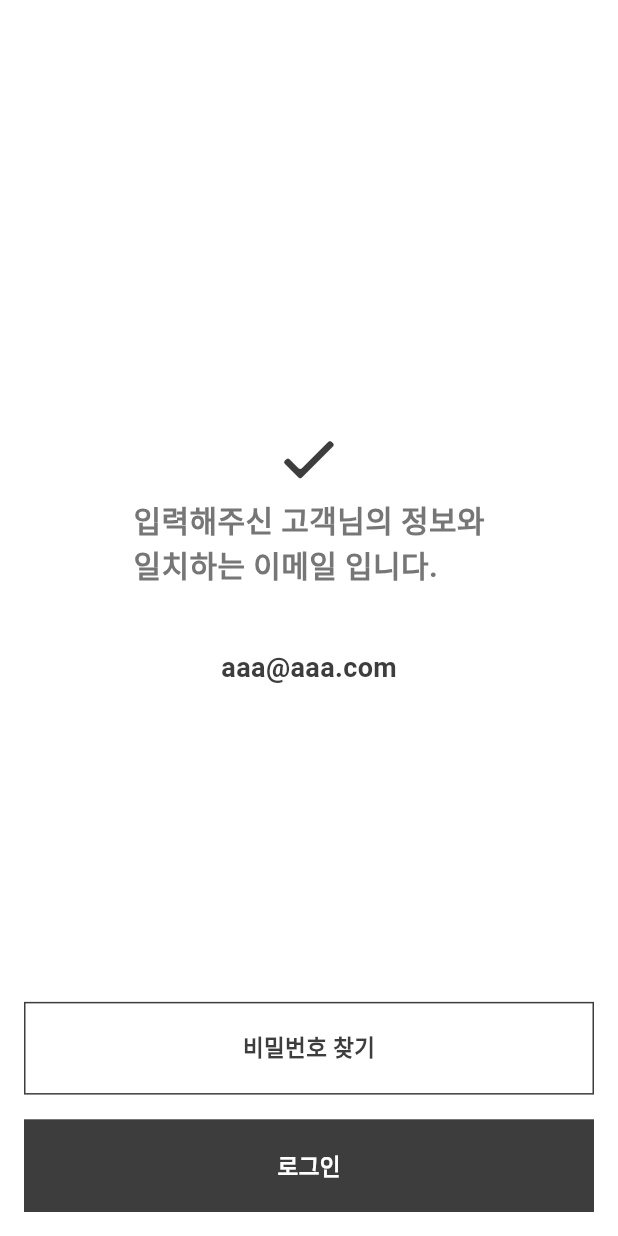
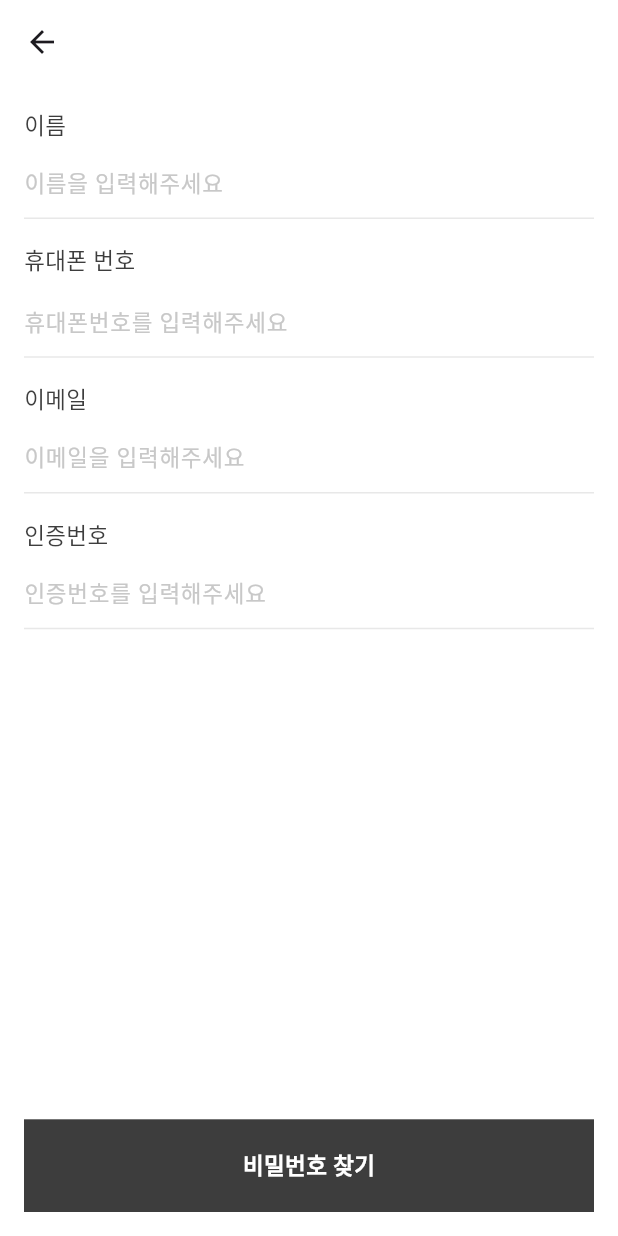
Before and after one commit to GodBongJune/Department-publish, a Flutter app: the FindEmailPageSuccess screen opened directly, after a tap on "비밀번호 찾기", on a phone screen of 412 x 824 dp. Run offline on Flutter 3.47's test engine with Material 3 defaults, Android fonts, the light colour scheme and no system bars; our stand-ins replace animated_splash_screen, flutter_riverpod, flutter_svg, logger, package_info_plus.

Commit message:
비밀번호 찾기&변경 페이지 완료

```diff
--- a/lib/core/constant/move.dart
+++ b/lib/core/constant/move.dart
@@ -1,14 +1,28 @@
+import 'package:department/pages/auth_and_find/find_password_page/find_password_page.dart';
+import 'package:department/pages/auth_and_find/find_password_page/find_password_page_widget/find_password_change_page.dart';
 import 'package:department/pages/auth_and_find/join_page/join_page_widgets/joIn_page_formfield.dart';
 import 'package:flutter/material.dart';
 
 class Move {
   //회원가입 정보입력 페이지
   static String joinPageFormfield = "/joinPageFormField";
+
+  //비밀번호 찾기 페이지
+  static String findPassword = "/findPassword";
+
+  //비밀번호 찾기&변경 페이지
+  static String findPasswordChange = "/findPasswordChange";
 }
 
 Map<String, Widget Function(BuildContext)> getRouters() {
   return {
     //회원가입 정보입력 페이지
     Move.joinPageFormfield: (context) => JoinPageFormfield(),
+
+    //비밀번호 찾기 페이지
+    Move.findPassword: (context) => FindPasswordPage(),
+
+    //비밀번호 찾기&변경 페이지
+    Move.findPasswordChange: (context) => FindPasswordChangePage(),
   };
 }
--- /dev/null
+++ b/lib/pages/auth_and_find/find_password_page/find_password_page.dart
@@ -0,0 +1,14 @@
+import 'package:department/pages/auth_and_find/find_password_page/find_password_page_widget/find_password_page_body.dart';
+import 'package:flutter/material.dart';
+
+class FindPasswordPage extends StatelessWidget {
+  const FindPasswordPage({super.key});
+
+  @override
+  Widget build(BuildContext context) {
+    return Scaffold(
+      appBar: AppBar(),
+      body: FindPasswordPageBody(),
+    );
+  }
+}
--- /dev/null
+++ b/lib/pages/auth_and_find/find_password_page/find_password_page_widget/find_password_page_body.dart
@@ -0,0 +1,121 @@
+import 'package:department/core/constant/color_and_size.dart';
+import 'package:department/core/constant/custom_util.dart';
+import 'package:department/core/constant/move.dart';
+import 'package:flutter/material.dart';
+
+class FindPasswordPageBody extends StatelessWidget {
+  const FindPasswordPageBody({super.key});
+
+  @override
+  Widget build(BuildContext context) {
+    return Padding(
+      padding: const EdgeInsets.all(16.0),
+      child: CustomScrollView(
+        slivers: [
+          SliverFillRemaining(
+            hasScrollBody: false,
+            child: Column(
+              children: [
+                //이름
+                Column(
+                  crossAxisAlignment: CrossAxisAlignment.start,
+                  children: [
+                    Text(
+                      "이름",
+                      style: TextStyle(
+                        color: k3DColor,
+                        fontSize: size15,
+                      ),
+                    ),
+                    SizedBox(height: 5),
+                    customTextFormField(
+                      context: context,
+                      hintText: "이름을 입력해주세요",
+                      obscureText: false,
+                    ),
+                  ],
+                ),
+                SizedBox(height: MediaQuery.of(context).size.height * 0.02),
+                //휴대폰
+                Column(
+                  crossAxisAlignment: CrossAxisAlignment.start,
+                  children: [
+                    Text(
+                      "휴대폰 번호",
+                      style: TextStyle(
+                        color: k3DColor,
+                        fontSize: size15,
+                      ),
+                    ),
+                    SizedBox(height: 5),
+                    customTextFormField(
+                      context: context,
+                      hintText: "휴대폰번호를 입력해주세요",
+                      obscureText: false,
+                      number: true,
+                    ),
+                  ],
+                ),
+                SizedBox(height: MediaQuery.of(context).size.height * 0.02),
+                //이메일
+                Column(
+                  crossAxisAlignment: CrossAxisAlignment.start,
+                  children: [
+                    Text(
+                      "이메일",
+                      style: TextStyle(
+                        color: k3DColor,
+                        fontSize: size15,
+                      ),
+                    ),
+                    SizedBox(height: 5),
+                    customTextFormField(
+                      context: context,
+                      hintText: "이메일을 입력해주세요",
+                      obscureText: false,
+                      suffix: "인증하기",
+                    ),
+                  ],
+                ),
+                SizedBox(height: MediaQuery.of(context).size.height * 0.02),
+                //인증번호
+                Column(
+                  crossAxisAlignment: CrossAxisAlignment.start,
+                  children: [
+                    Text(
+                      "인증번호",
+                      style: TextStyle(
+                        color: k3DColor,
+                        fontSize: size15,
+                      ),
+                    ),
+                    SizedBox(height: 5),
+                    customTextFormField(
+                      context: context,
+                      hintText: "인증번호를 입력해주세요",
+                      obscureText: false,
+                      suffix: "확인",
+                      number: true,
+                    ),
+                  ],
+                ),
+                Spacer(),
+                SizedBox(height: 40),
+                basicButton(
+                  context: context,
+                  onTap: () {
+                    Navigator.of(context)
+                        .popAndPushNamed(Move.findPasswordChange);
+                  },
+                  buttonColor: k3DColor,
+                  textColor: Colors.white,
+                  text: "비밀번호 찾기",
+                ),
+              ],
+            ),
+          ),
+        ],
+      ),
+    );
+  }
+}
```
Also changed, not shown: lib/pages/auth_and_find/find_email_page/find_email_page_widgets/find_email_page_success.dart (+7 -2 lines), lib/pages/auth_and_find/find_password_page/find_password_page_widget/find_password_change_page.dart (added, +78 -0 lines), lib/pages/auth_and_find/login_page/login_page_widgets/login_page_body.dart (+8 -1 lines).
